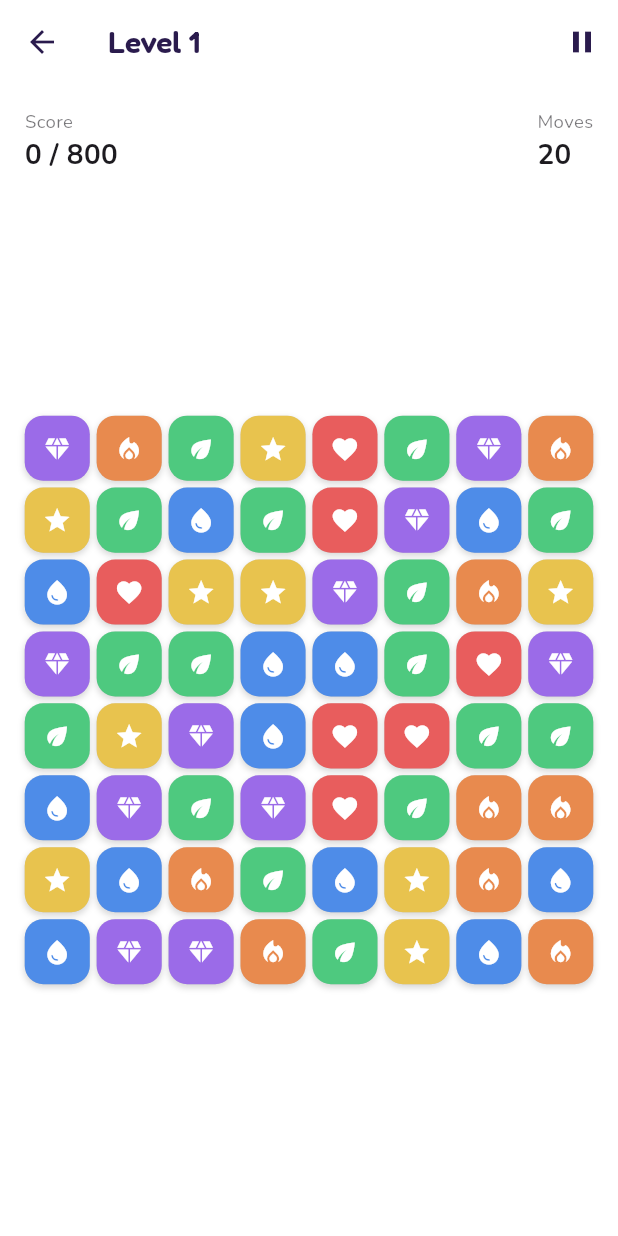
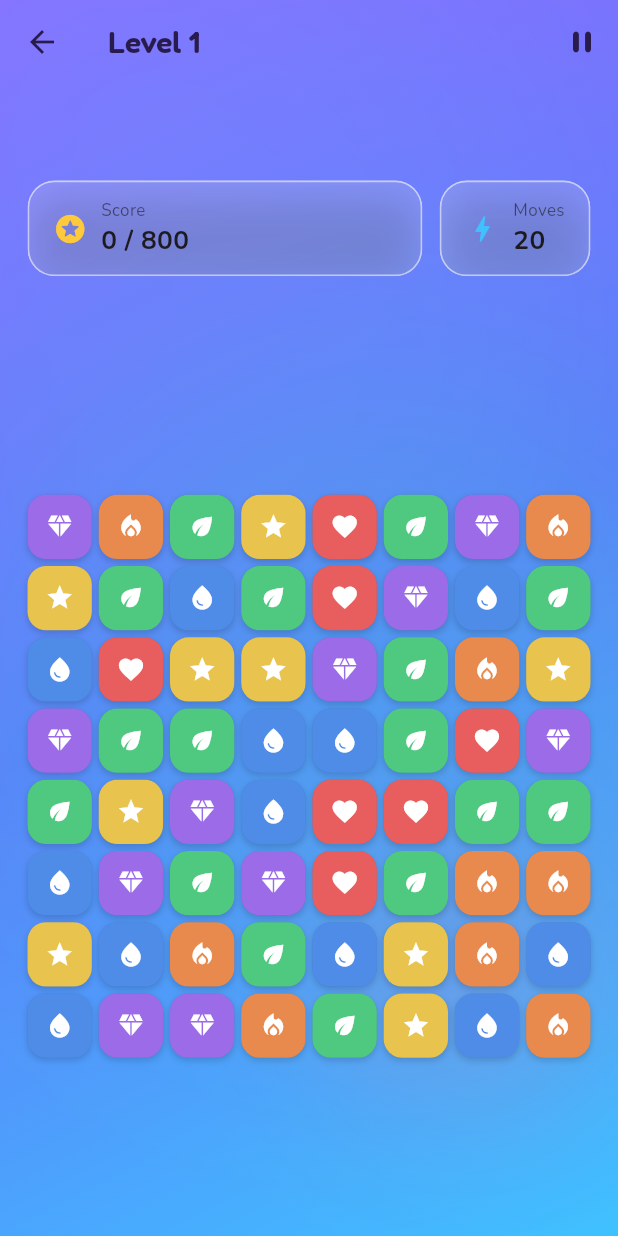
Before and after one commit to Gulshid/Match-3-Puzzle, a Flutter app: the GameScreen screen opened directly with sample values from the repository, on a phone screen of 412 x 824 dp. Run offline on Flutter 3.47's test engine with Material 3 defaults, Android fonts, the phone set to English and light mode, and no system bars; our stand-ins replace audioplayers, flutter_riverpod, flutter_screenutil, go_router, google_fonts, shared_preferences; accounts and stored records are empty.

Commit message:
game screen is upfated

```diff
--- a/match_3_puzzle/lib/features/game/presentation/screens/game_screen.dart
+++ b/match_3_puzzle/lib/features/game/presentation/screens/game_screen.dart
@@ -4,6 +4,9 @@ import 'package:flutter_screenutil/flutter_screenutil.dart';
 import 'package:go_router/go_router.dart';
 
 import '../../../../core/constants/level_definitions.dart';
+import '../../../../core/theme/app_colors.dart';
+import '../../../../shared/widgets/animated_gradient_background.dart';
+import '../../../../shared/widgets/glass_card.dart';
 import '../../../../shared/widgets/shake_widget.dart';
 import '../../../levels/application/levels_provider.dart';
 import '../../application/providers/board_provider.dart';
@@ -12,9 +15,6 @@ import '../widgets/grid_widget.dart';
 import '../widgets/level_result_overlay.dart';
 import '../widgets/pause_overlay.dart';
 
-/// Plays [level]. `gameProvider` is now a family keyed by [LevelConfig]
-/// (Phase 7), so every level gets its own isolated game state and this
-/// screen never needs to manually reset anything on entry.
 class GameScreen extends ConsumerWidget {
   const GameScreen({super.key, required this.level});
 
@@ -31,8 +31,6 @@ class GameScreen extends ConsumerWidget {
     final status = ref.watch(provider.select((s) => s.status));
     final isPaused = ref.watch(provider.select((s) => s.isPaused));
 
-    // Record stars/unlock the next level exactly once, right when the
-    // status flips to won (ref.listen avoids doing this on every rebuild).
     ref.listen(provider.select((s) => s.status), (previous, next) {
       if (next == GameStatus.won && previous != GameStatus.won) {
         ref
@@ -47,11 +45,12 @@ class GameScreen extends ConsumerWidget {
         nextLevelMatches.isEmpty ? null : nextLevelMatches.first;
 
     return Scaffold(
+      extendBodyBehindAppBar: true,
       appBar: AppBar(
         title: Text(level.title),
         actions: [
           IconButton(
-            icon: const Icon(Icons.pause),
+            icon: const Icon(Icons.pause_rounded),
             tooltip: 'Pause',
             onPressed: status == GameStatus.playing
                 ? () => ref.read(provider.notifier).pause()
@@ -59,11 +58,13 @@ class GameScreen extends ConsumerWidget {
           ),
         ],
       ),
-      body: SafeArea(
+      body: AnimatedGradientBackground(
+        extraVibrant: true,
+        child: SafeArea(
           child: Stack(
             children: [
               Padding(
-              padding: EdgeInsets.all(16.r),
+                padding: EdgeInsets.fromLTRB(16.w, kToolbarHeight + 8.h, 16.w, 16.h),
                 child: Column(
                   children: [
                     _Hud(
@@ -72,24 +73,20 @@ class GameScreen extends ConsumerWidget {
                       movesRemaining: movesRemaining,
                     ),
                     SizedBox(height: 8.h),
-                  if (comboCount > 1)
-                    TweenAnimationBuilder<double>(
+                    SizedBox(
+                      height: 34.h,
+                      child: Center(
+                        child: comboCount > 1
+                            ? TweenAnimationBuilder<double>(
                                 key: ValueKey(comboCount),
-                      tween: Tween(begin: 1.4, end: 1.0),
-                      duration: const Duration(milliseconds: 260),
+                                tween: Tween(begin: 1.5, end: 1.0),
+                                duration: const Duration(milliseconds: 300),
                                 curve: Curves.elasticOut,
                                 builder: (context, scale, child) =>
                                     Transform.scale(scale: scale, child: child),
-                      child: Padding(
-                        padding: EdgeInsets.only(bottom: 8.r),
-                        child: Text(
-                          'Combo x$comboCount!',
-                          style: TextStyle(
-                            fontSize: 18.sp,
-                            fontWeight: FontWeight.bold,
-                            color: Theme.of(context).colorScheme.primary,
-                          ),
-                        ),
+                                child: _ComboBadge(comboCount: comboCount),
+                              )
+                            : null,
                       ),
                     ),
                     Expanded(
@@ -129,15 +126,46 @@ class GameScreen extends ConsumerWidget {
             ],
           ),
         ),
+      ),
     );
   }
 }
 
-/// Score / target / moves-remaining readout.
-///
-/// Deliberately simple — the level map and menus around it are the main
-/// Phase 7 additions; this HUD just needs score/moves visible and
-/// testable, same as Phase 5.
+class _ComboBadge extends StatelessWidget {
+  const _ComboBadge({required this.comboCount});
+  final int comboCount;
+
+  @override
+  Widget build(BuildContext context) {
+    return Container(
+      padding: EdgeInsets.symmetric(horizontal: 16.w, vertical: 6.h),
+      decoration: BoxDecoration(
+        gradient: const LinearGradient(
+          colors: [AppColors.candyOrange, AppColors.candyPink],
+        ),
+        borderRadius: BorderRadius.circular(999),
+        boxShadow: [
+          BoxShadow(
+            color: AppColors.candyPink.withOpacity(0.55),
+            blurRadius: 16,
+            spreadRadius: 1,
+          ),
+        ],
+      ),
+      child: Text(
+        'COMBO x$comboCount!',
+        style: TextStyle(
+          fontSize: 15.sp,
+          fontWeight: FontWeight.w700,
+          color: Colors.white,
+          letterSpacing: 0.5,
+        ),
+      ),
+    );
+  }
+}
+
+/// Score / target / moves-remaining readout, styled as two glass chips.
 class _Hud extends StatelessWidget {
   const _Hud({
     required this.score,
@@ -151,15 +179,32 @@ class _Hud extends StatelessWidget {
 
   @override
   Widget build(BuildContext context) {
-    final theme = Theme.of(context);
+    final lowMoves = movesRemaining <= 5;
     return Row(
-      mainAxisAlignment: MainAxisAlignment.spaceBetween,
       children: [
-        _HudStat(label: 'Score', value: '$score / $targetScore'),
-        _HudStat(
+        Expanded(
+          child: GlassCard(
+            radius: 18,
+            padding: EdgeInsets.symmetric(horizontal: 14.w, vertical: 10.h),
+            child: _HudStat(
+              icon: Icons.stars_rounded,
+              iconColor: AppColors.gold,
+              label: 'Score',
+              value: '$score / $targetScore',
+            ),
+          ),
+        ),
+        SizedBox(width: 10.w),
+        GlassCard(
+          radius: 18,
+          padding: EdgeInsets.symmetric(horizontal: 14.w, vertical: 10.h),
+          child: _HudStat(
+            icon: Icons.bolt_rounded,
+            iconColor: lowMoves ? AppColors.emberRed : AppColors.candyBlue,
             label: 'Moves',
             value: '$movesRemaining',
-          valueColor: movesRemaining <= 5 ? theme.colorScheme.error : null,
+            valueColor: lowMoves ? AppColors.emberRed : null,
+          ),
         ),
       ],
     );
@@ -168,35 +213,44 @@ class _Hud extends StatelessWidget {
 
 class _HudStat extends StatelessWidget {
   const _HudStat({
+    required this.icon,
+    required this.iconColor,
     required this.label,
     required this.value,
     this.valueColor,
   });
 
+  final IconData icon;
+  final Color iconColor;
   final String label;
   final String value;
   final Color? valueColor;
 
   @override
   Widget build(BuildContext context) {
-    final theme = Theme.of(context);
-    return Column(
+    final onSurface = Theme.of(context).colorScheme.onSurface;
+    return Row(
+      mainAxisSize: MainAxisSize.min,
+      children: [
+        Icon(icon, color: iconColor, size: 22.r),
+        SizedBox(width: 8.w),
+        Column(
           crossAxisAlignment: CrossAxisAlignment.start,
+          mainAxisSize: MainAxisSize.min,
           children: [
             Text(
               label,
-          style: TextStyle(
-            fontSize: 12.sp,
-            color: theme.colorScheme.onSurface.withValues(alpha: 0.6),
-          ),
+              style: TextStyle(fontSize: 11.sp, color: onSurface.withOpacity(0.65)),
             ),
             Text(
               value,
               style: TextStyle(
-            fontSize: 18.sp,
-            fontWeight: FontWeight.bold,
-            color: valueColor ?? theme.colorScheme.onSurface,
+                fontSize: 17.sp,
+                fontWeight: FontWeight.w700,
+                color: valueColor ?? onSurface,
               ),
+            ),
+          ],
         ),
       ],
     );
```
Lines whose indentation alone changed are shown as unchanged.
